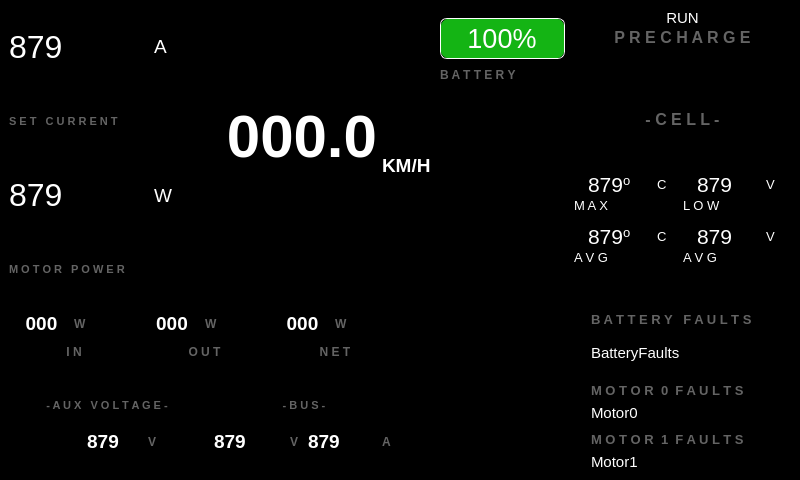
Old version of the form src/ViewLayer/RaceModeDisplay/RaceModeDashboardUI.ui in the repository UCSolarCarTeam/Epsilon-Dashboard.
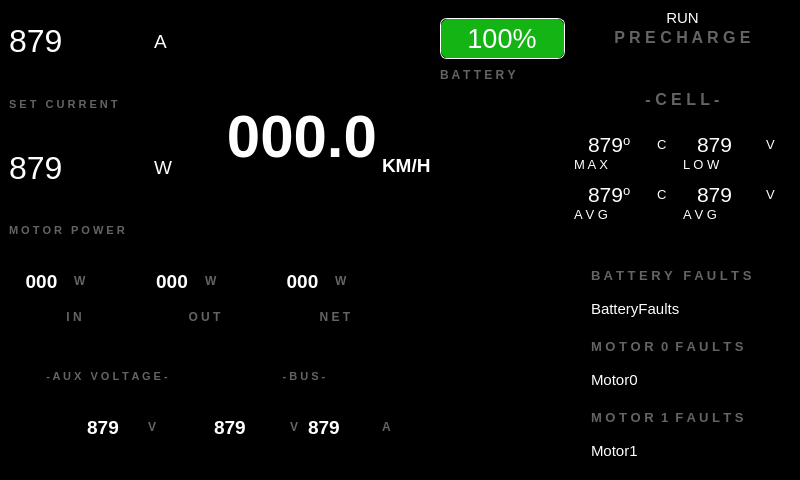
New version of the form. Icons and pictures are not drawn.

Diff of the .ui file:
```diff
--- a/src/ViewLayer/RaceModeDisplay/RaceModeDashboardUI.ui
+++ b/src/ViewLayer/RaceModeDisplay/RaceModeDashboardUI.ui
@@ -2972,8 +2972,8 @@
                     </property>
                     <property name="maximumSize">
                      <size>
-                      <width>16777215</width>
-                      <height>16777215</height>
+                      <width>200</width>
+                      <height>40</height>
                      </size>
                     </property>
                     <property name="font">
@@ -3059,7 +3059,13 @@
                     <property name="minimumSize">
                      <size>
                       <width>200</width>
-                      <height>0</height>
+                      <height>40</height>
+                     </size>
+                    </property>
+                    <property name="maximumSize">
+                     <size>
+                      <width>200</width>
+                      <height>40</height>
                      </size>
                     </property>
                     <property name="font">
@@ -3079,6 +3085,9 @@
                     <property name="alignment">
                      <set>Qt::AlignLeading|Qt::AlignLeft|Qt::AlignVCenter</set>
                     </property>
+                    <property name="wordWrap">
+                     <bool>true</bool>
+                    </property>
                    </widget>
                   </item>
                  </layout>
@@ -3145,6 +3154,18 @@
                       <verstretch>0</verstretch>
                      </sizepolicy>
                     </property>
+                    <property name="minimumSize">
+                     <size>
+                      <width>200</width>
+                      <height>40</height>
+                     </size>
+                    </property>
+                    <property name="maximumSize">
+                     <size>
+                      <width>200</width>
+                      <height>40</height>
+                     </size>
+                    </property>
                     <property name="font">
                      <font>
                       <pointsize>11</pointsize>
@@ -3162,6 +3183,9 @@
                     <property name="alignment">
                      <set>Qt::AlignLeading|Qt::AlignLeft|Qt::AlignVCenter</set>
                     </property>
+                    <property name="wordWrap">
+                     <bool>true</bool>
+                    </property>
                    </widget>
                   </item>
                  </layout>
```
